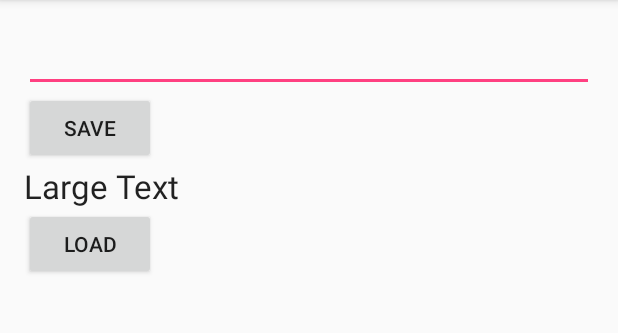
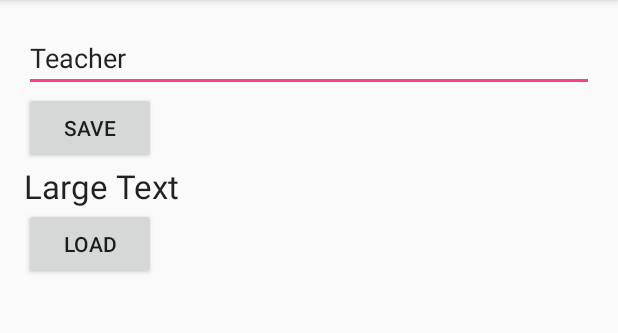
Before and after one commit to Shaojung/T090402, an Android app: the screen it shows after launch (MainActivity), on a phone screen of 412 x 824 dp, the part 84-417 px from its top. Run offline under Robolectric (Android 15) with nearby library versions, the phone set to English and light mode, and no system bars.

Commit message:
Finish ShardPreference.

```diff
--- a/app/src/main/java/tw/com/pcschool/t090402/MainActivity.java
+++ b/app/src/main/java/tw/com/pcschool/t090402/MainActivity.java
@@ -19,6 +19,9 @@ public class MainActivity extends AppCompatActivity {
         ed = (EditText) findViewById(R.id.editText);
         tv = (TextView) findViewById(R.id.textView);
         sp = getSharedPreferences("mydata", MODE_PRIVATE);
+
+        String value = sp.getString("v1", "Teacher");
+        ed.setText(value);
     }
 
     public void clickSave(View v)
```
